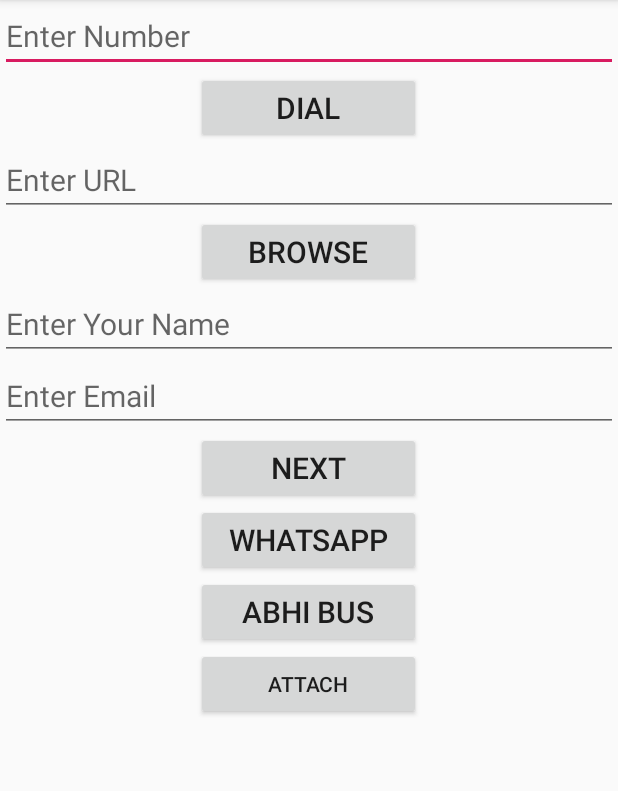
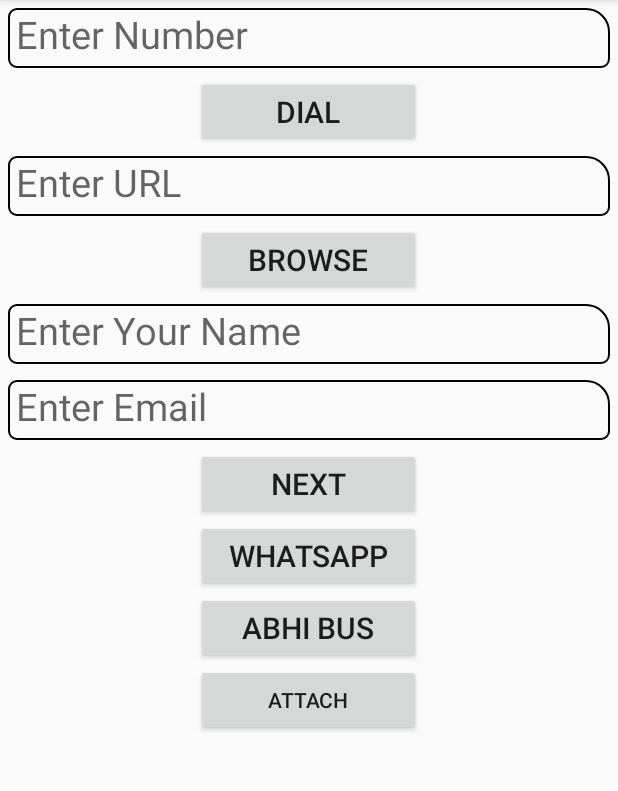
Before and after one commit to dasharath8998/Android_Diff_Intents, an Android app: the screen it shows after launch (MainActivity), on a phone screen of 412 x 824 dp, the part 84-875 px from its top. Run offline under Robolectric (Android 15) with nearby library versions, the phone set to English and light mode, and no system bars.

Commit message:
Second Commit

```diff
--- /dev/null
+++ b/app/src/main/res/drawable/border.xml
@@ -0,0 +1,11 @@
+<?xml version="1.0" encoding="utf-8"?>
+<shape
+        xmlns:android="http://schemas.android.com/apk/res/android"
+        android:shape="rectangle">
+    <stroke
+            android:color="#000000"
+            android:width="1dp"/>
+    <corners android:radius="5dp"
+             android:topRightRadius="15dp"/>
+
+</shape>
--- /dev/null
+++ b/app/src/main/res/drawable/btn.xml
@@ -0,0 +1,8 @@
+<?xml version="1.0" encoding="utf-8"?>
+<shape
+        xmlns:android="http://schemas.android.com/apk/res/android"
+        android:shape="oval">
+
+
+
+</shape>
--- a/app/src/main/res/layout/activity_main.xml
+++ b/app/src/main/res/layout/activity_main.xml
@@ -7,11 +7,14 @@
 
     <EditText
             android:layout_width="match_parent"
-            android:layout_height="wrap_content"
+            android:layout_height="40dp"
             android:hint="Enter Number"
-            android:textSize="20sp"
+            android:textSize="25sp"
             android:id="@+id/etNum"
-            android:inputType="phone"/>
+            android:inputType="phone"
+            android:background="@drawable/border"
+            android:layout_margin="5dp"
+            android:padding="5dp"/>
 
     <Button android:layout_width="150dp"
             android:layout_height="wrap_content"
@@ -22,11 +25,14 @@
 
     <EditText
             android:layout_width="match_parent"
-            android:layout_height="wrap_content"
+            android:layout_height="40dp"
             android:id="@+id/etBr"
             android:hint="Enter URL"
-            android:textSize="20sp"
-            android:inputType="text"/>
+            android:textSize="25sp"
+            android:inputType="text"
+            android:background="@drawable/border"
+            android:layout_margin="5dp"
+            android:padding="5dp"/>
 
     <Button android:layout_width="150dp"
             android:layout_height="wrap_content"
@@ -37,19 +43,25 @@
 
     <EditText
             android:layout_width="match_parent"
-            android:layout_height="wrap_content"
+            android:layout_height="40dp"
             android:id="@+id/etName"
             android:hint="Enter Your Name"
-            android:textSize="20sp"
-            android:inputType="text"/>
+            android:textSize="25sp"
+            android:inputType="text"
+            android:background="@drawable/border"
+            android:padding="5dp"
+            android:layout_margin="5dp"/>
 
     <EditText
             android:layout_width="match_parent"
-            android:layout_height="wrap_content"
+            android:layout_height="40dp"
             android:id="@+id/etEmail"
             android:hint="Enter Email"
-            android:textSize="20sp"
-            android:inputType="text"/>
+            android:textSize="25sp"
+            android:inputType="text"
+            android:background="@drawable/border"
+            android:layout_margin="5dp"
+            android:padding="5dp"/>
 
     <Button android:layout_width="150dp"
             android:layout_height="wrap_content"
```
